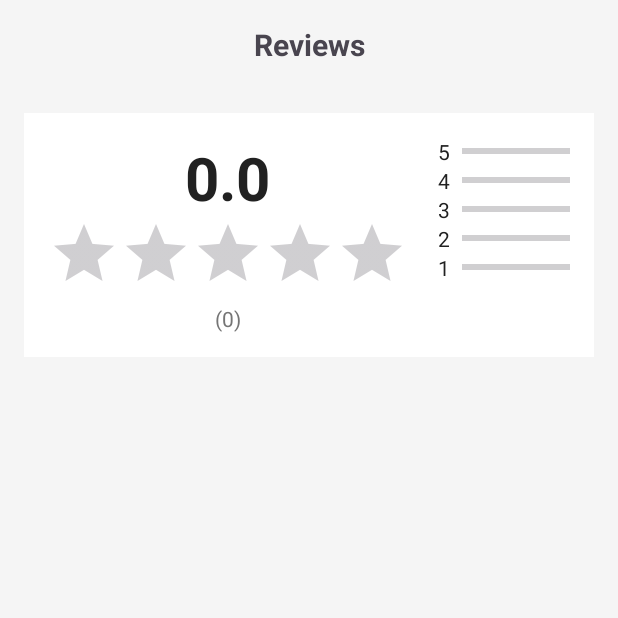
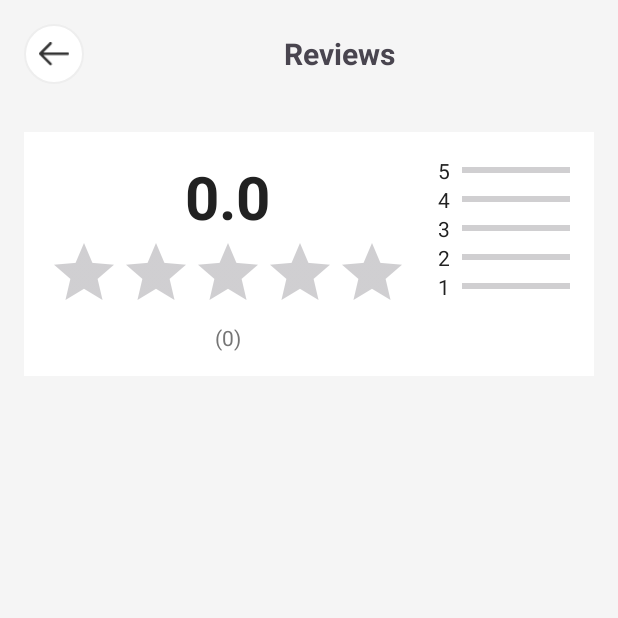
Before and after one commit to TranXuanTruong205/125LTTD01_GroupF4, an Android app: the ReviewListFragment screen opened through its navigation route, on a phone screen of 412 x 824 dp, the top half of it. Run offline under Robolectric (Android 15) with nearby library versions, the phone set to English and light mode, and no system bars; network calls fail; 1 statement that could not run was skipped.

```diff
--- a/DINERestaurant-App/app/src/main/java/com/dinerestaurant/app/ui/home/ReviewListFragment.java
+++ b/DINERestaurant-App/app/src/main/java/com/dinerestaurant/app/ui/home/ReviewListFragment.java
@@ -4,6 +4,7 @@ import android.os.Bundle;
 import android.view.LayoutInflater;
 import android.view.View;
 import android.view.ViewGroup;
+import android.widget.ImageView;
 import android.widget.ProgressBar;
 import android.widget.RatingBar;
 import android.widget.TextView;
@@ -30,6 +31,7 @@ public class ReviewListFragment extends Fragment {
     private RatingBar ratingBarAvg;
     private ProgressBar pb5, pb4, pb3, pb2, pb1;
     private RecyclerView rvReviews;
+    private ImageView ivBack;
 
     @Nullable
     @Override
@@ -39,6 +41,14 @@ public class ReviewListFragment extends Fragment {
         View view = inflater.inflate(R.layout.fragment_review_list, container, false);
 
         // ===== ÁNH XẠ =====
+        ivBack = view.findViewById(R.id.ivBack);
+
+        ivBack.setOnClickListener(v -> {
+            if (getActivity() != null) {
+                getActivity().onBackPressed();
+            }
+        });
+
         tvAvgRating = view.findViewById(R.id.tvAverageRating);
         tvTotalReviews = view.findViewById(R.id.tvTotalReviews);
         ratingBarAvg = view.findViewById(R.id.ratingBarAvg);
--- a/DINERestaurant-App/app/src/main/res/layout/fragment_review_list.xml
+++ b/DINERestaurant-App/app/src/main/res/layout/fragment_review_list.xml
@@ -13,6 +13,16 @@
         android:padding="16dp"
         android:orientation="horizontal"
         android:gravity="center_vertical">
+
+        <ImageView
+        android:id="@+id/ivBack"
+        android:layout_width="40dp"
+        android:layout_height="40dp"
+        android:padding="10dp"
+        android:src="@drawable/ic_arrow_back"
+        android:background="@drawable/bg_circle_white"
+        android:layout_gravity="center"
+        app:tint="#333333"/>
 
         <TextView
             android:layout_width="0dp"
```
